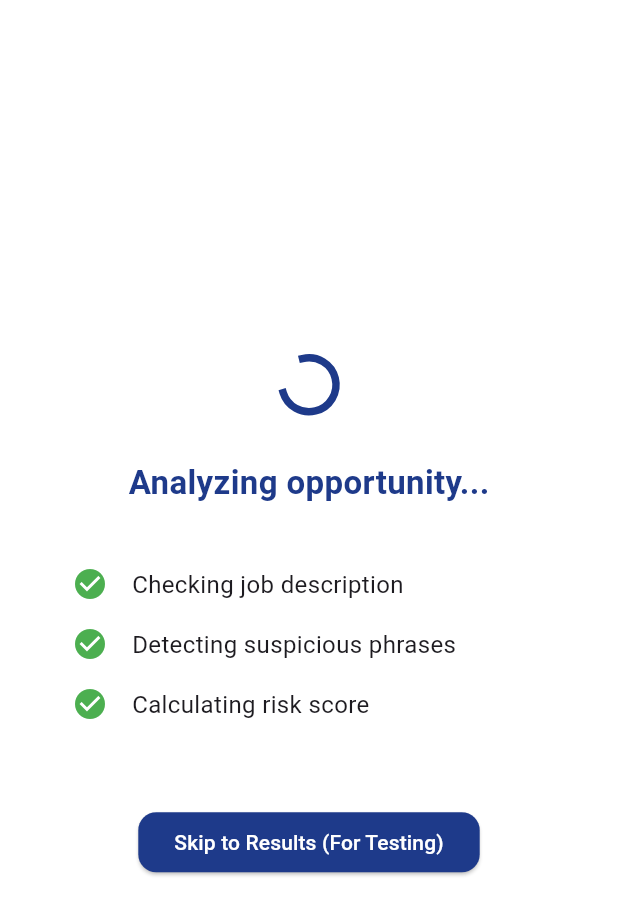
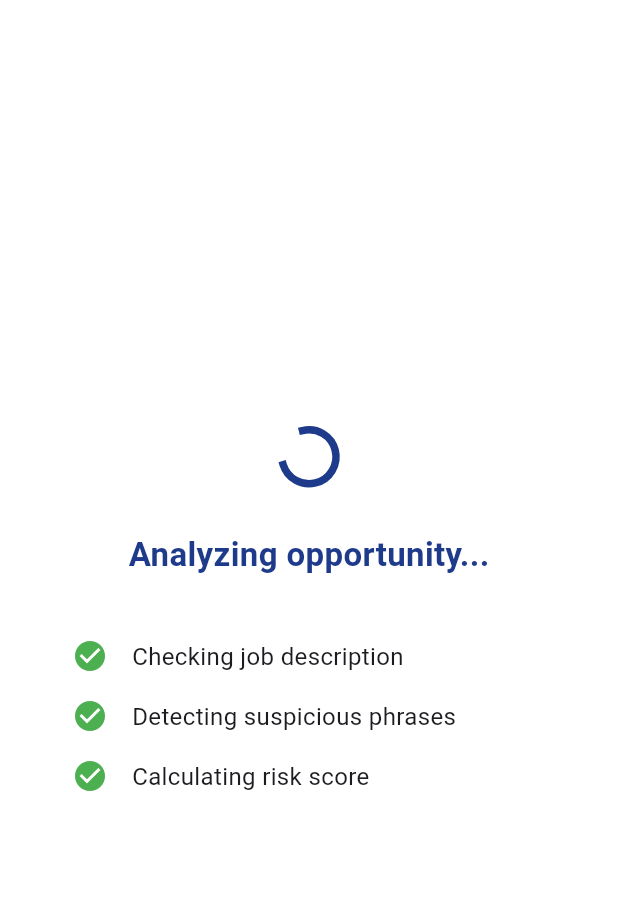
Before and after one commit to Abhinavcoder-dev/InternShield, a Flutter app: the AnalyzingScreen screen opened directly, on a phone screen of 412 x 824 dp. Shown: the top 915 px of the screen. Run offline on Flutter 3.47's test engine with Material 3 defaults, Android fonts, the light colour scheme and no system bars.

Commit message:
Add files via upload

```diff
--- a/app/lib/analyzing_screen.dart
+++ b/app/lib/analyzing_screen.dart
@@ -1,8 +1,25 @@
 import 'package:flutter/material.dart';
 import 'result_screen.dart';
 
-class AnalyzingScreen extends StatelessWidget {
+class AnalyzingScreen extends StatefulWidget {
   const AnalyzingScreen({super.key});
+
+  @override
+  State<AnalyzingScreen> createState() => _AnalyzingScreenState();
+}
+
+class _AnalyzingScreenState extends State<AnalyzingScreen> {
+  @override
+  void initState() {
+    super.initState();
+    // 3-second timer that automatically moves to the Result Screen
+    Future.delayed(const Duration(seconds: 3), () {
+      Navigator.pushReplacement(
+        context,
+        MaterialPageRoute(builder: (context) => const ResultScreen()),
+      );
+    });
+  }
 
   @override
   Widget build(BuildContext context) {
@@ -13,33 +30,19 @@ class AnalyzingScreen extends StatelessWidget {
             mainAxisAlignment: MainAxisAlignment.center,
             children: [
               const CircularProgressIndicator(
-                color: Color(0xFF1E3A8A),
-                strokeWidth: 5,
-              ),
+                  color: Color(0xFF1E3A8A), strokeWidth: 5),
               const SizedBox(height: 32),
               const Text(
                 'Analyzing opportunity...',
                 style: TextStyle(
-                  fontSize: 22,
-                  fontWeight: FontWeight.bold,
-                  color: Color(0xFF1E3A8A),
-                ),
+                    fontSize: 22,
+                    fontWeight: FontWeight.bold,
+                    color: Color(0xFF1E3A8A)),
               ),
               const SizedBox(height: 32),
               _buildCheckItem('Checking job description'),
               _buildCheckItem('Detecting suspicious phrases'),
               _buildCheckItem('Calculating risk score'),
-              const SizedBox(height: 48),
-              ElevatedButton(
-                onPressed: () {
-                  Navigator.pushReplacement(
-                    context,
-                    MaterialPageRoute(
-                        builder: (context) => const ResultScreen()),
-                  );
-                },
-                child: const Text("Skip to Results (For Testing)"),
-              )
             ],
           ),
         ),
```
